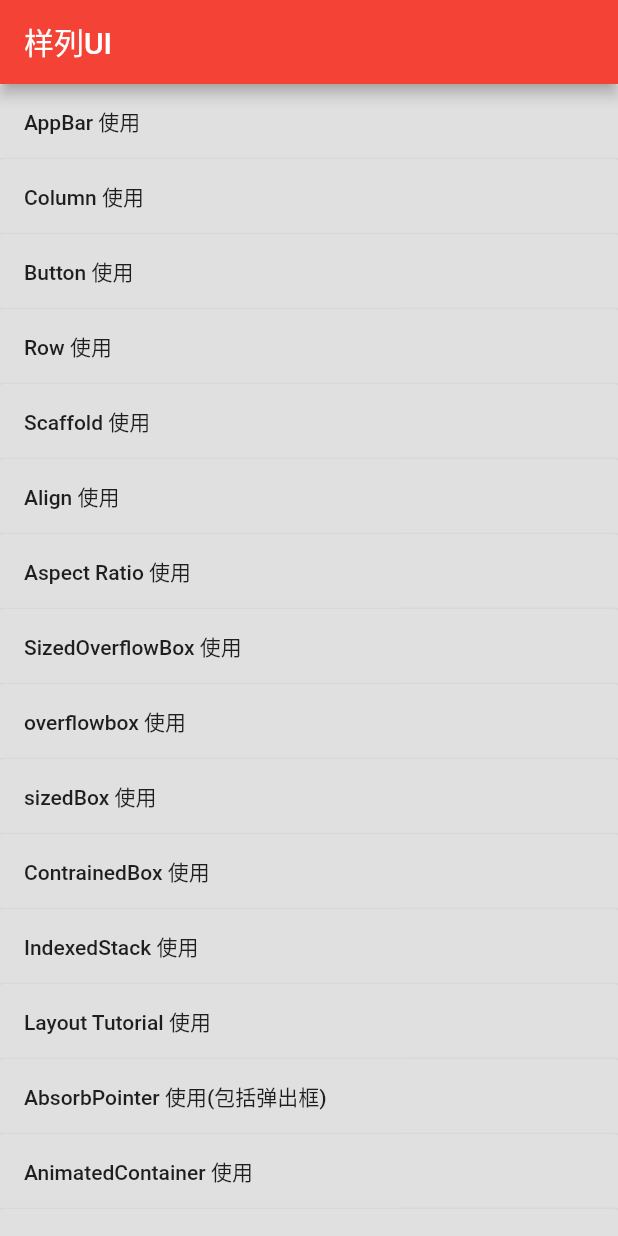
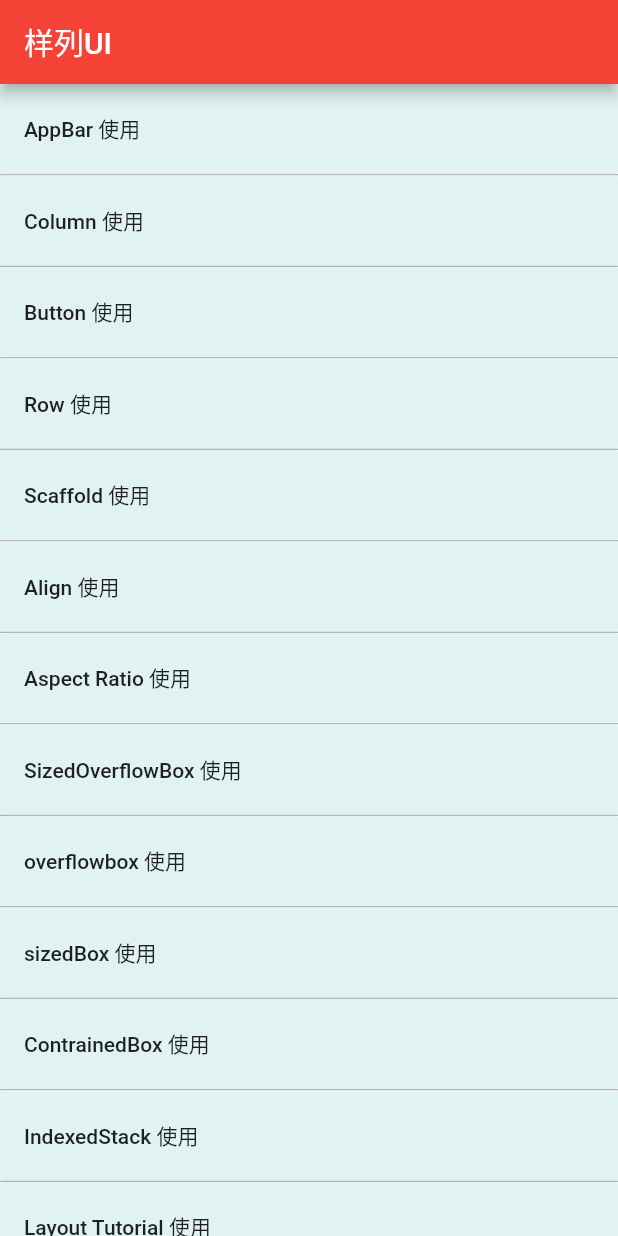
Before and after one commit to javyliu/test_uis, a Flutter app: the screen it shows after launch, on a phone screen of 412 x 824 dp. Run offline on Flutter 3.47's test engine with Material 2 defaults, Android fonts, the phone set to English and light mode, and no system bars; our stand-ins replace flutter_slidable.

```diff
--- a/lib/main.dart
+++ b/lib/main.dart
@@ -1,5 +1,6 @@
 import 'package:flutter/material.dart';
 import 'package:test_uis/pages/app.dart';
+import 'package:test_uis/routes/routes.dart';
 
 
 void main() {
@@ -13,9 +14,9 @@ class MyApp extends StatelessWidget {
   @override
   Widget build(BuildContext context) {
 
-
     return MaterialApp(
       title: _title,
+      routes: AppRoute.routes,
       debugShowCheckedModeBanner: false,
       theme: ThemeData(
         // This is the theme of your application.
--- a/lib/pages/app.dart
+++ b/lib/pages/app.dart
@@ -1,4 +1,5 @@
 import 'package:flutter/material.dart';
+import 'package:test_uis/pages/cookbook.dart';
 import 'package:test_uis/pages/my_column.dart';
 import 'package:test_uis/pages/my_stateless_widget.dart';
 import 'package:test_uis/pages/ui_absorb_pointer.dart';
@@ -28,7 +29,7 @@ import 'package:test_uis/pages/ui_tutorial.dart';
 
 class App extends StatelessWidget {
   App({Key key}) : super(key: key);
-  final Map<String, Function> routes = {
+  final Map<String, dynamic> routes = {
     "AppBar 使用": (BuildContext context) => MyStatelessWidget(),
     "Column 使用": (BuildContext context) => MyColumn(),
     "Button 使用": (BuildContext context) => UiButton(),
@@ -55,32 +56,41 @@ class App extends StatelessWidget {
     "Card 使用and Chip": (BuildContext context) => UiCard(),
     "Dismissible 使用": (BuildContext context) => UiDismissible(),
     "Flutter slidable 使用": (BuildContext context) => UiFlutterSlidable(),
+    UiCookBook.demoName: "/cookbook",
   };
 
   @override
   Widget build(BuildContext context) {
     return Scaffold(
       appBar: AppBar(title: Text("样列UI")),
-      body: ListView.builder(
+      body: ListView.separated(
+        separatorBuilder: (BuildContext context, int index) => Divider(
+          color: Colors.grey,
+          height: 1,
+        ),
+
         physics: const AlwaysScrollableScrollPhysics(),
         // padding: const EdgeInsets.all(8),
         scrollDirection: Axis.vertical,
+        padding: EdgeInsets.only(bottom: 0),
         // reverse: true,
         itemCount: routes.length,
         itemBuilder: (context, index) {
           String key = routes.keys.toList()[index];
           print("------------$index------------");
           return SizedBox(
-            height: 50,
-            child: RaisedButton(
-              // color: Colors.teal[50],
+            height: 60,
+            child: FlatButton(
+              color: Colors.teal[50],
+              // padding: EdgeInsets.only(top:0, bottom:0),
               child: Align(child: Text(key, textAlign: TextAlign.left), alignment: Alignment.centerLeft),
-              onPressed: () => Navigator.push(
-                context,
-                MaterialPageRoute(
-                  builder: routes[key],
-                ),
-              ),
+              onPressed: () {
+                if (routes[key] is String) {
+                  return Navigator.pushNamed(context, routes[key]);
+                } else {
+                  return Navigator.push(context, MaterialPageRoute(builder: routes[key]));
+                }
+              },
             ),
           );
         },
--- /dev/null
+++ b/lib/routes/routes.dart
@@ -0,0 +1,8 @@
+import 'package:flutter/material.dart';
+import 'package:test_uis/pages/cookbook.dart';
+
+class AppRoute {
+  static final Map<String, WidgetBuilder> routes = {
+    "/cookbook": (BuildContext context) => UiCookBook(),
+  };
+}
```
Also changed, not shown: lib/pages/cookbook.dart (added, +17 -0 lines).
